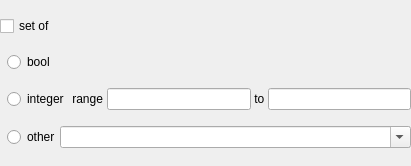
First picture: the form in Gui/EditDatatypeNameWidget.ui, repository fabio-d/uml2prism, before the edit.
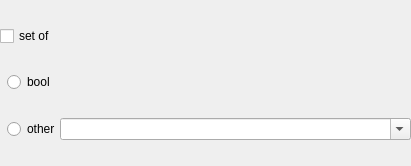
Second picture: the form after the edit.

Commit message: Dropped support for integer variables

Patch:
```diff
--- a/Gui/EditDatatypeNameWidget.ui
+++ b/Gui/EditDatatypeNameWidget.ui
@@ -43,84 +43,6 @@
       <number>0</number>
      </property>
      <item>
-      <widget class="QRadioButton" name="integerRadioButton">
-       <property name="sizePolicy">
-        <sizepolicy hsizetype="Fixed" vsizetype="Fixed">
-         <horstretch>0</horstretch>
-         <verstretch>0</verstretch>
-        </sizepolicy>
-       </property>
-       <property name="text">
-        <string>integer</string>
-       </property>
-      </widget>
-     </item>
-     <item>
-      <widget class="QLabel" name="label_2">
-       <property name="sizePolicy">
-        <sizepolicy hsizetype="Fixed" vsizetype="Preferred">
-         <horstretch>0</horstretch>
-         <verstretch>0</verstretch>
-        </sizepolicy>
-       </property>
-       <property name="text">
-        <string> range </string>
-       </property>
-       <property name="buddy">
-        <cstring>rangeFromLineEdit</cstring>
-       </property>
-      </widget>
-     </item>
-     <item>
-      <widget class="QLineEdit" name="rangeFromLineEdit">
-       <property name="sizePolicy">
-        <sizepolicy hsizetype="Expanding" vsizetype="Fixed">
-         <horstretch>1</horstretch>
-         <verstretch>0</verstretch>
-        </sizepolicy>
-       </property>
-       <property name="inputMethodHints">
-        <set>Qt::ImhDigitsOnly</set>
-       </property>
-      </widget>
-     </item>
-     <item>
-      <widget class="QLabel" name="label_3">
-       <property name="sizePolicy">
-        <sizepolicy hsizetype="Fixed" vsizetype="Preferred">
-         <horstretch>0</horstretch>
-         <verstretch>0</verstretch>
-        </sizepolicy>
-       </property>
-       <property name="text">
-        <string> to </string>
-       </property>
-       <property name="buddy">
-        <cstring>rangeToLineEdit</cstring>
-       </property>
-      </widget>
-     </item>
-     <item>
-      <widget class="QLineEdit" name="rangeToLineEdit">
-       <property name="sizePolicy">
-        <sizepolicy hsizetype="Expanding" vsizetype="Fixed">
-         <horstretch>1</horstretch>
-         <verstretch>0</verstretch>
-        </sizepolicy>
-       </property>
-       <property name="inputMethodHints">
-        <set>Qt::ImhDigitsOnly</set>
-       </property>
-      </widget>
-     </item>
-    </layout>
-   </item>
-   <item row="3" column="1">
-    <layout class="QHBoxLayout" name="horizontalLayout_3">
-     <property name="spacing">
-      <number>0</number>
-     </property>
-     <item>
       <widget class="QRadioButton" name="otherRadioButton">
        <property name="sizePolicy">
         <sizepolicy hsizetype="Fixed" vsizetype="Fixed">
```
Left out of the diff: 92 changed lines with no effect on the pictures. The commit also changes 4 other files.
